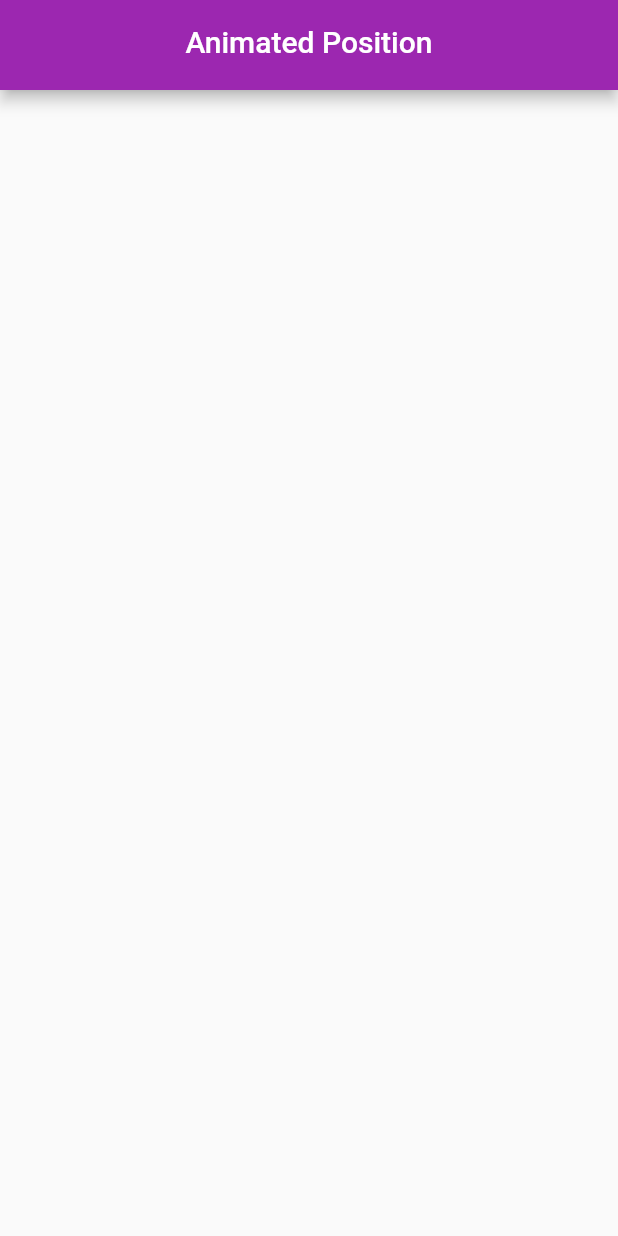
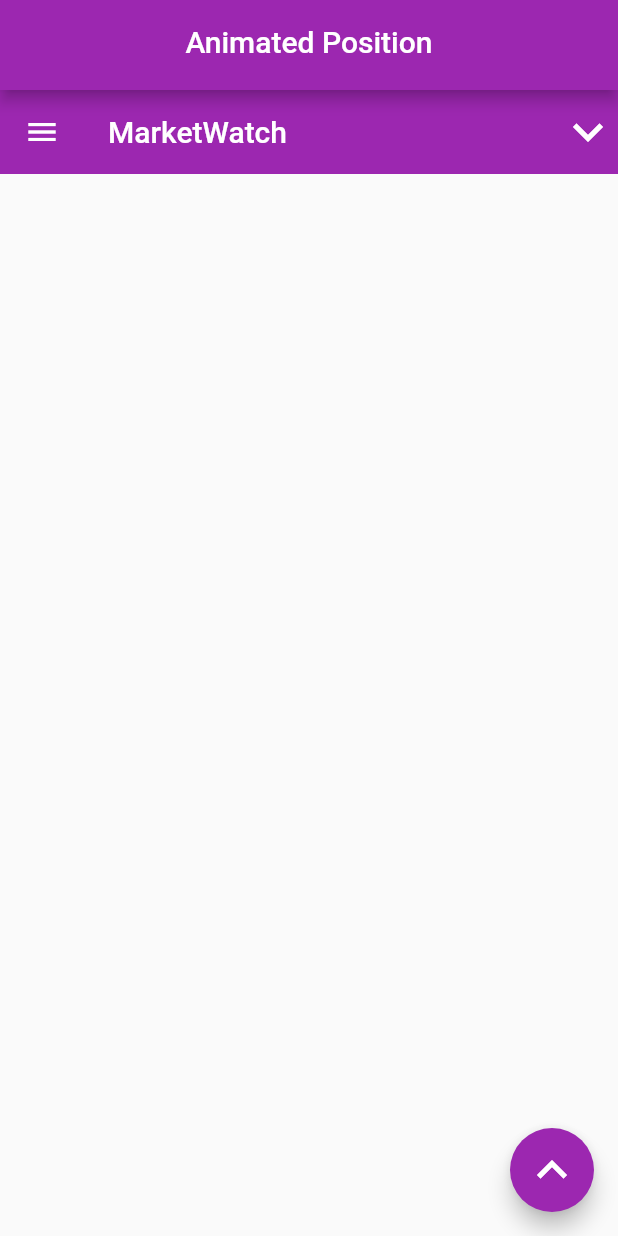
Before and after one commit to Zobayer-Mahmud/WidgetPractice, a Flutter app: the screen it shows after launch, on a phone screen of 412 x 824 dp. Run offline on Flutter 3.47's test engine with Material 2 defaults, Android fonts, the phone set to English and light mode, and no system bars.

Commit message:
animated Position

```diff
--- a/lib/animatedPosition.dart
+++ b/lib/animatedPosition.dart
@@ -3,27 +3,223 @@ import 'package:flutter/src/foundation/key.dart';
 import 'package:flutter/src/widgets/framework.dart';
 import 'package:practice_project/custom_Widget/customAppBar.dart';
 
-class AnimatedPositonWidget extends StatefulWidget {
-  const AnimatedPositonWidget({Key? key}) : super(key: key);
+class AnimatedPositionWidget extends StatefulWidget {
+  const AnimatedPositionWidget({Key? key}) : super(key: key);
 
   @override
-  State<AnimatedPositonWidget> createState() => _AnimatedPositonWidgetState();
+  State<AnimatedPositionWidget> createState() => _AnimatedPositionWidgetState();
 }
 
-class _AnimatedPositonWidgetState extends State<AnimatedPositonWidget> with SingleTickerProviderStateMixin {
+class _AnimatedPositionWidgetState extends State<AnimatedPositionWidget> with SingleTickerProviderStateMixin {
   bool isLeftCollapsed = true;
   bool isRightCollapsed = true;
   bool isTopCollapsed = true;
   bool isBottomCollapsed = true;
+  final Duration duration = const Duration(milliseconds: 300);
+  late AnimationController _controller;
+
+  @override
+  void initState() {
+    _controller = AnimationController(vsync: this, duration: duration);
+    super.initState();
+  }
+
+  @override
+  void dispose() {
+    _controller.dispose();
+    super.dispose();
+  }
 
   @override
   Widget build(BuildContext context) {
+    double screenWidth = MediaQuery.of(context).size.width;
+    double screenHeight = MediaQuery.of(context).size.height;
     return Scaffold(
       appBar: PreferredSize(
-        preferredSize: Size.fromHeight(60),
+        preferredSize: const Size.fromHeight(60),
         child: CustomAppBar(title: 'Animated Position'),
       ),
-      body: Column(),
+      body: Stack(
+        children: [
+          upperBar(),
+          sideBar(),
+          bottomBar(),
+          AnimatedPositioned(
+            child: dashboard(context),
+            duration: duration,
+            left: isLeftCollapsed ? 0 : 0.1 * screenWidth,
+            right: isRightCollapsed ? 0 : -0.2 * screenWidth,
+            top: isTopCollapsed ? 0 : 0.1 * screenHeight,
+            bottom: isBottomCollapsed ? 0 : .1 * screenHeight,
+          )
+        ],
+      ),
+    );
+  }
+
+  Widget dashboard(context) {
+    return SafeArea(
+      child: Material(
+        type: MaterialType.card,
+        animationDuration: duration,
+        elevation: 8,
+        child: Scaffold(
+          appBar: AppBar(
+            elevation: 0,
+            title: const Text('MarketWatch'),
+            actions: [
+              IconButton(
+                icon: isTopCollapsed
+                    ? Icon(
+                        Icons.keyboard_arrow_down_outlined,
+                        size: 40,
+                        color: Colors.white,
+                      )
+                    : Icon(
+                        Icons.keyboard_arrow_up_outlined,
+                        size: 40,
+                        color: Colors.white,
+                      ),
+                onPressed: () {
+                  setState(() {
+                    isTopCollapsed ? _controller.forward() : _controller.reverse();
+                    isTopCollapsed = !isTopCollapsed;
+                  });
+                },
+              )
+            ],
+            leading: IconButton(
+                icon: isLeftCollapsed ? Icon(Icons.menu) : Icon(Icons.clear),
+                onPressed: () {
+                  setState(() {
+                    if (isLeftCollapsed) {
+                      _controller.forward();
+                    } else {
+                      _controller.reverse();
+                    }
+                    isTopCollapsed = !isTopCollapsed;
+                    isLeftCollapsed = !isLeftCollapsed;
+                    isBottomCollapsed = !isBottomCollapsed;
+                  });
+                }),
+          ),
+          floatingActionButton: FloatingActionButton(
+            onPressed: () {
+              setState(() {
+                isBottomCollapsed ? _controller.forward() : _controller.reverse();
+                isBottomCollapsed = !isBottomCollapsed;
+              });
+            },
+            child: isBottomCollapsed
+                ? Icon(
+                    Icons.keyboard_arrow_up_outlined,
+                    size: 40,
+                  )
+                : Icon(
+                    Icons.keyboard_arrow_down_outlined,
+                    size: 40,
+                  ),
+          ),
+        ),
+      ),
     );
   }
 }
+
+bottomBar() {
+  return Positioned(
+    bottom: 10,
+    left: 30,
+    child: Row(
+      children: [
+        const Text(
+          "Reset Password",
+          style: TextStyle(color: Colors.grey, fontSize: 25),
+        ),
+        const SizedBox(
+          width: 60,
+        ),
+        Container(
+          width: 100,
+          height: 40,
+          decoration: BoxDecoration(borderRadius: BorderRadius.circular(10), color: Colors.blue),
+          child: const Center(
+            child: Text(
+              "Log Out",
+              style: TextStyle(color: Colors.white, fontWeight: FontWeight.bold),
+            ),
+          ),
+        )
+      ],
+    ),
+  );
+}
+
+Widget sideBar() {
+  return Positioned(
+      left: 30,
+      top: 250,
+      child: Column(
+        crossAxisAlignment: CrossAxisAlignment.start,
+        children: const [
+          Text(
+            "Home",
+            style: TextStyle(fontWeight: FontWeight.bold, color: Colors.blue, fontSize: 25),
+          ),
+          SizedBox(
+            height: 10,
+          ),
+          Text(
+            "My Account",
+            style: TextStyle(fontWeight: FontWeight.bold, color: Colors.blue, fontSize: 25),
+          ),
+          SizedBox(
+            height: 10,
+          ),
+          Text(
+            "My Orders",
+            style: TextStyle(fontWeight: FontWeight.bold, color: Colors.blue, fontSize: 25),
+          ),
+          SizedBox(
+            height: 10,
+          ),
+          Text(
+            "Settings",
+            style: TextStyle(fontWeight: FontWeight.bold, color: Colors.blue, fontSize: 25),
+          ),
+        ],
+      ));
+}
+
+Widget upperBar() {
+  return Positioned(
+      top: 40,
+      left: 30,
+      child: Row(
+        children: [
+          const CircleAvatar(
+            child: Icon(Icons.person_outline),
+          ),
+          const SizedBox(
+            width: 10,
+          ),
+          const Text(
+            "User name",
+            style: TextStyle(fontSize: 25, fontWeight: FontWeight.bold),
+          ),
+          const SizedBox(
+            width: 80,
+          ),
+          Container(
+            width: 100,
+            height: 40,
+            decoration: BoxDecoration(borderRadius: BorderRadius.circular(10), color: Colors.blue),
+            child: const Center(
+                child: Text(
+              "View Profile",
+              style: TextStyle(color: Colors.white, fontWeight: FontWeight.bold),
+            )),
+          )
+        ],
+      ));
+}
--- a/lib/main.dart
+++ b/lib/main.dart
@@ -1,11 +1,5 @@
 import 'package:flutter/material.dart';
-import 'package:practice_project/animatedBuilderWidget.dart';
-import 'package:practice_project/animatedCrossFadeWidget.dart';
-import 'package:practice_project/animatedPadding.dart';
-import 'package:practice_project/animatedPhysicalModel.dart';
 import 'package:practice_project/animatedPosition.dart';
-import 'package:practice_project/animated_container_widget.dart';
-import 'package:practice_project/animated_opacity_widget.dart';
 
 void main() {
   runApp(const MyApp());
@@ -23,7 +17,7 @@ class MyApp extends StatelessWidget {
         primarySwatch: Colors.purple,
       ),
       debugShowCheckedModeBanner: false,
-      home: const AnimatedPositonWidget(),
+      home: const AnimatedPositionWidget(),
     );
   }
 }
```
